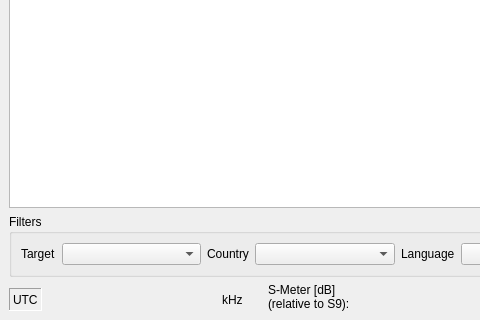
mmjee/dream-patched, file dream/src/GUI-QT/StationsDlgbase.ui: the form before one commit; both pictures show x 0 to 480 and y 107 to 427 of the 621 by 427 pixel window.
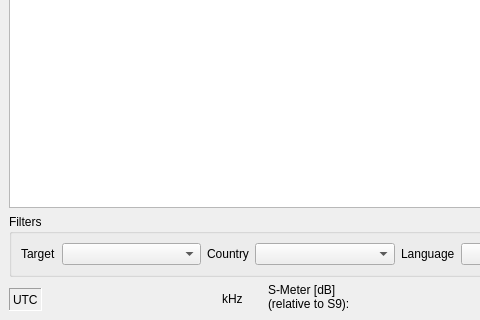
The form after the commit. Icons and pictures are not drawn. Custom widgets are drawn as their Qt base class.

```diff
--- a/dream/src/GUI-QT/StationsDlgbase.ui
+++ b/dream/src/GUI-QT/StationsDlgbase.ui
@@ -172,7 +172,7 @@
            <item>
             <widget class="QLabel" name="TextLabel1">
              <property name="sizePolicy">
-              <sizepolicy hsizetype="Minimum" vsizetype="Minimum">
+             <sizepolicy hsizetype="Minimum" vsizetype="Maximum">
                <horstretch>0</horstretch>
                <verstretch>0</verstretch>
               </sizepolicy>
```
Left out of the diff: 21 changed lines with no effect on the pictures. Lines whose indentation alone changed are shown as unchanged.
